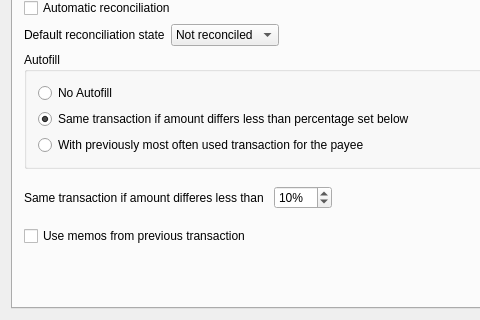
This is kmymoney/dialogs/settings/ksettingsregister.ui in KDE/kmymoney as Qt 5 draws it before an edit; both pictures show x 0 to 480 and y 180 to 500 of the 632 by 500 pixel window. The edited form follows.
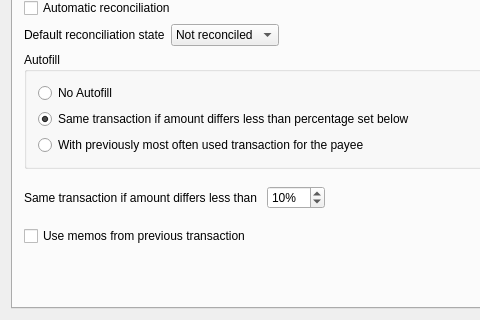
This is the edited form. Custom widgets are drawn as their Qt base class.

Commit message:
Fixed spelling in a dialog
GUI:

Patch:
```diff
--- a/kmymoney/dialogs/settings/ksettingsregister.ui
+++ b/kmymoney/dialogs/settings/ksettingsregister.ui
@@ -358,7 +358,7 @@
           <item>
            <widget class="QLabel" name="label">
             <property name="text">
-             <string>Same transaction if amount differes less than </string>
+             <string>Same transaction if amount differs less than </string>
             </property>
            </widget>
           </item>
```
